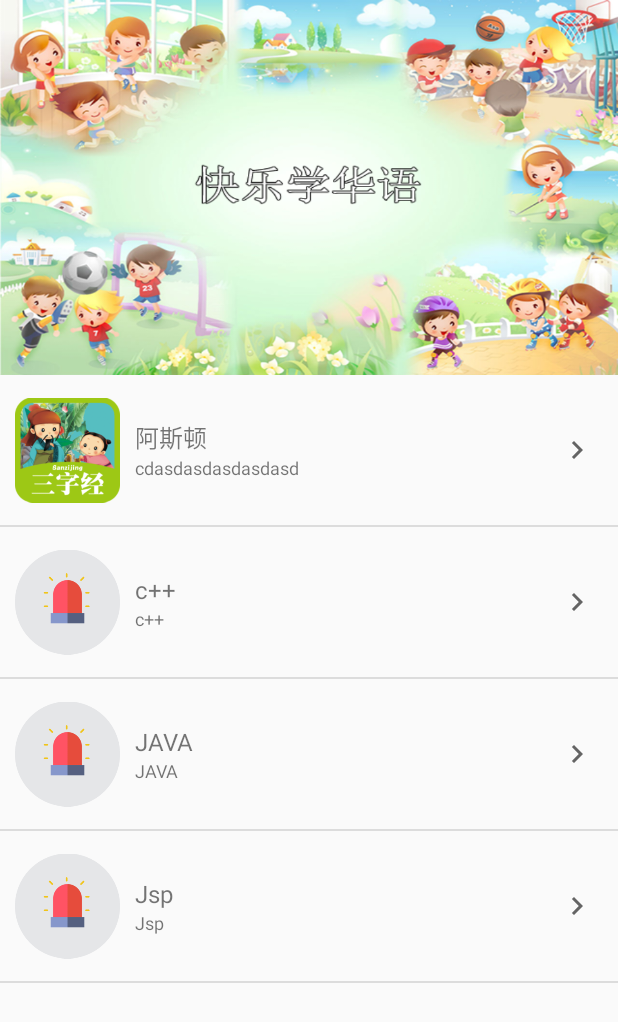
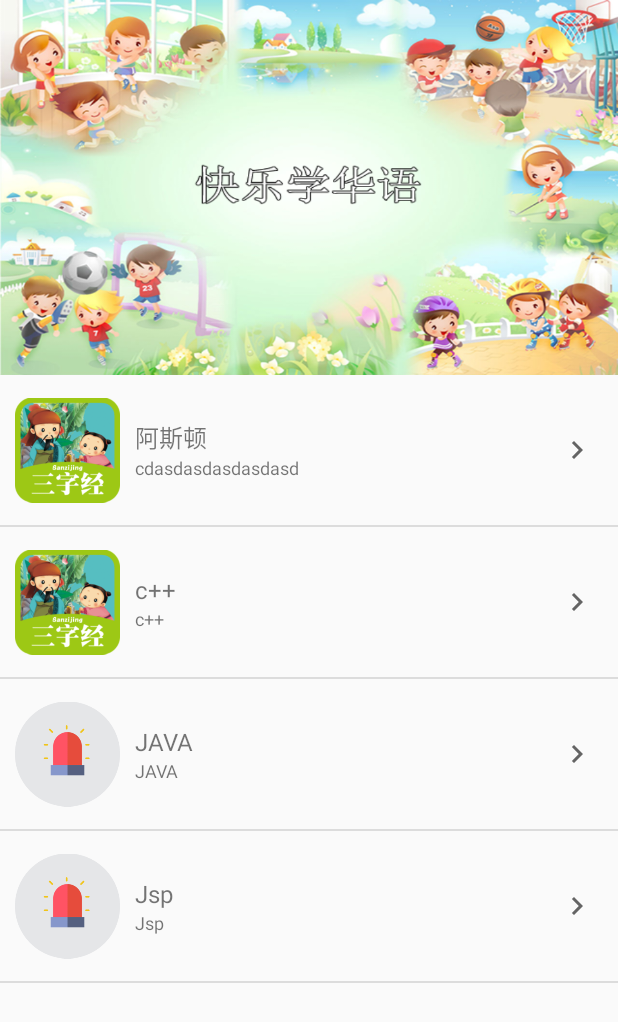
Before and after one commit to ericyam/my_MobileAssignment, an Android app: the HomeActivity screen opened directly, with no data from a screen before it, on a phone screen of 412 x 824 dp. Shown: the top 1022 px of the screen. Run offline under Robolectric (Android 15) with nearby library versions, the phone set to English and light mode, and no system bars.

Commit message:
upload 3 icon

```diff
--- a/app/src/main/java/my/edu/tarc/fragment/HomeActivity.java
+++ b/app/src/main/java/my/edu/tarc/fragment/HomeActivity.java
@@ -13,7 +13,7 @@ public class HomeActivity extends AppCompatActivity {
     Context context;
 
     ArrayList prgmName;
-    public static int [] prgmImages={R.drawable.haha,R.drawable.emergency,R.drawable.emergency,R.drawable.emergency};
+    public static int [] prgmImages={R.drawable.haha,R.drawable.haha,R.drawable.emergency,R.drawable.emergency};
     public static String [] prgmNameList={"阿斯顿","c++","JAVA","Jsp"};
     public static String [] subList={"cdasdasdasdasdasd","c++","JAVA","Jsp"};
 
```
Also changed, not shown: app/src/main/res/drawable/learning.png (added), app/src/main/res/drawable/survival.png (added), app/src/main/res/drawable/test.png (added).
